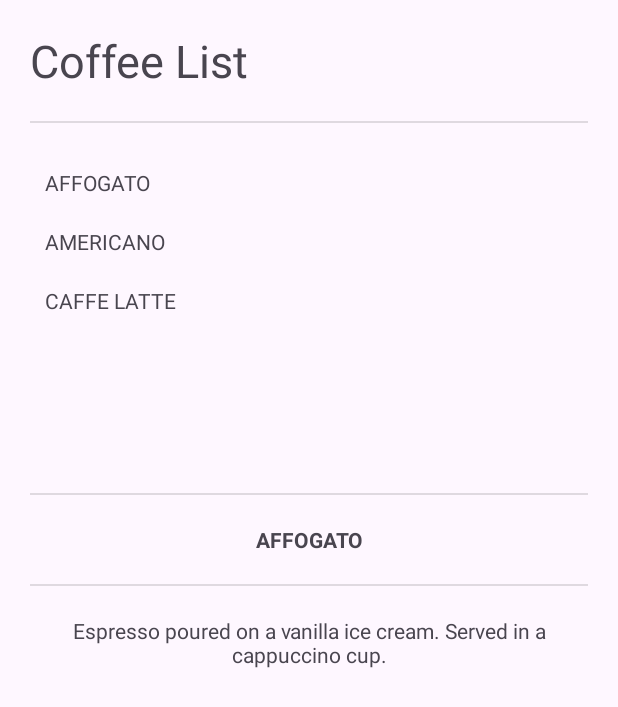
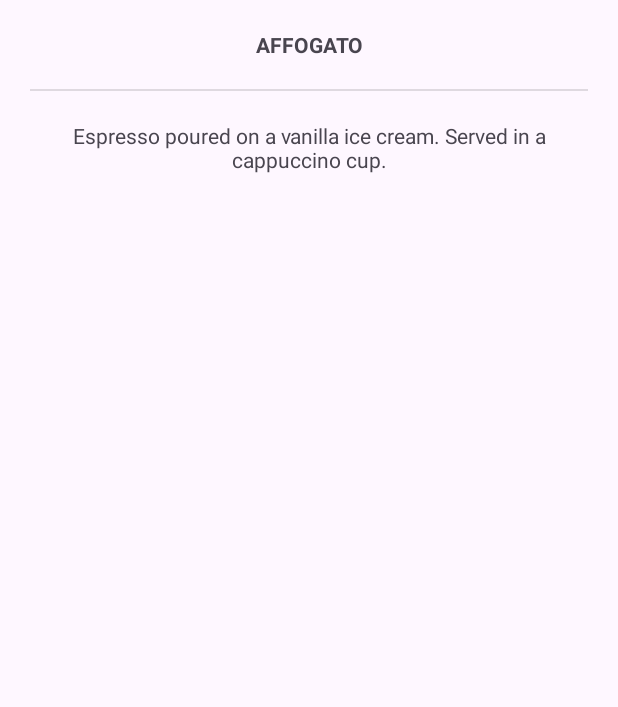
Before and after one commit to levonchka/LAB_WEEK_03, an Android app: the screen it shows after launch (MainActivity), after a tap on "AFFOGATO", on a phone screen of 412 x 824 dp. Shown: the top 707 px of the screen. Run offline under Robolectric (Android 15) with nearby library versions, the phone set to English and light mode, and no system bars.

Commit message:
Commit No. 3 – use dynamic fragment

```diff
--- a/app/build.gradle.kts
+++ b/app/build.gradle.kts
@@ -36,12 +36,15 @@ android {
 }
 
 dependencies {
+    implementation(libs.androidx.navigation.fragment.ktx)
+    implementation(libs.androidx.navigation.ui.ktx)
 
     implementation(libs.androidx.core.ktx)
     implementation(libs.androidx.appcompat)
     implementation(libs.material)
     implementation(libs.androidx.activity)
     implementation(libs.androidx.constraintlayout)
+
     testImplementation(libs.junit)
     androidTestImplementation(libs.androidx.junit)
     androidTestImplementation(libs.androidx.espresso.core)
--- a/app/src/main/java/com/example/lab_week_03/DetailFragment.kt
+++ b/app/src/main/java/com/example/lab_week_03/DetailFragment.kt
@@ -9,18 +9,11 @@ import androidx.fragment.app.Fragment
 
 class DetailFragment : Fragment() {
 
-    private var param1: String? = null
-    private var param2: String? = null
-
     private val coffeeTitle: TextView? get() = view?.findViewById(R.id.coffee_title)
     private val coffeeDesc: TextView? get() = view?.findViewById(R.id.coffee_desc)
 
     override fun onCreate(savedInstanceState: Bundle?) {
         super.onCreate(savedInstanceState)
-        arguments?.let {
-            param1 = it.getString(ARG_PARAM1)
-            param2 = it.getString(ARG_PARAM2)
-        }
     }
 
     override fun onCreateView(
@@ -28,6 +21,13 @@ class DetailFragment : Fragment() {
         savedInstanceState: Bundle?
     ): View? {
         return inflater.inflate(R.layout.fragment_detail, container, false)
+    }
+
+    override fun onViewCreated(view: View, savedInstanceState: Bundle?) {
+        super.onViewCreated(view, savedInstanceState)
+
+        val coffeeId = arguments?.getInt(COFFEE_ID, 0) ?: 0
+        setCoffeeData(coffeeId)
     }
 
     fun setCoffeeData(id: Int) {
@@ -48,16 +48,12 @@ class DetailFragment : Fragment() {
     }
 
     companion object {
-        private const val ARG_PARAM1 = "param1"
-        private const val ARG_PARAM2 = "param2"
+        private const val COFFEE_ID = "COFFEE_ID"
 
-        @JvmStatic
-        fun newInstance(param1: String, param2: String) =
-            DetailFragment().apply {
-                arguments = Bundle().apply {
-                    putString(ARG_PARAM1, param1)
-                    putString(ARG_PARAM2, param2)
-                }
+        fun newInstance(coffeeId: Int) = DetailFragment().apply {
+            arguments = Bundle().apply {
+                putInt(COFFEE_ID, coffeeId)
             }
+        }
     }
 }
--- a/app/src/main/java/com/example/lab_week_03/MainActivity.kt
+++ b/app/src/main/java/com/example/lab_week_03/MainActivity.kt
@@ -1,15 +1,15 @@
 package com.example.lab_week_03
 
 import android.os.Bundle
-import androidx.activity.enableEdgeToEdge
 import androidx.appcompat.app.AppCompatActivity
 import androidx.core.view.ViewCompat
 import androidx.core.view.WindowInsetsCompat
+import androidx.fragment.app.FragmentContainerView
+import androidx.activity.enableEdgeToEdge
 
 interface CoffeeListener {
     fun onSelected(id: Int)
 }
-
 class MainActivity : AppCompatActivity(), CoffeeListener {
 
     override fun onCreate(savedInstanceState: Bundle?) {
@@ -17,16 +17,33 @@ class MainActivity : AppCompatActivity(), CoffeeListener {
         enableEdgeToEdge()
         setContentView(R.layout.activity_main)
 
-        ViewCompat.setOnApplyWindowInsetsListener(findViewById(R.id.main)) { v, insets ->
+        ViewCompat.setOnApplyWindowInsetsListener(findViewById(R.id.fragment_container)) { v, insets ->
             val systemBars = insets.getInsets(WindowInsetsCompat.Type.systemBars())
             v.setPadding(systemBars.left, systemBars.top, systemBars.right, systemBars.bottom)
             insets
         }
+
+        if (savedInstanceState == null) {
+            findViewById<FragmentContainerView>(R.id.fragment_container).let { containerLayout ->
+                val listFragment = ListFragment()
+                supportFragmentManager.beginTransaction()
+                    .add(containerLayout.id, listFragment)
+                    .commit()
+            }
+        }
     }
 
     override fun onSelected(id: Int) {
-        val detailFragment = supportFragmentManager
-            .findFragmentById(R.id.fragment_detail) as DetailFragment
-        detailFragment.setCoffeeData(id)
+        // val detailFragment = supportFragmentManager
+        //     .findFragmentById(R.id.fragment_detail)
+        //     as DetailFragment
+        // detailFragment.setCoffeeData(id)
+
+        findViewById<FragmentContainerView>(R.id.fragment_container).let { containerLayout ->
+            val detailFragment = DetailFragment.newInstance(id)
+            supportFragmentManager.beginTransaction()
+                .replace(containerLayout.id, detailFragment)
+                .commit()
+        }
     }
 }
--- a/app/src/main/res/layout/activity_main.xml
+++ b/app/src/main/res/layout/activity_main.xml
@@ -1,35 +1,6 @@
 <?xml version="1.0" encoding="utf-8"?>
-<LinearLayout
+<androidx.fragment.app.FragmentContainerView
     xmlns:android="http://schemas.android.com/apk/res/android"
-    xmlns:app="http://schemas.android.com/apk/res-auto"
-    xmlns:tools="http://schemas.android.com/tools"
-    android:id="@+id/main"
-    android:layout_width="match_parent"
+    android:id="@+id/fragment_container"
     android:layout_height="match_parent"
-    android:orientation="vertical"
-    tools:context=".MainActivity">
-
-    <!-- List Fragment -->
-    <androidx.fragment.app.FragmentContainerView
-        android:id="@+id/fragment_list"
-        android:name="com.example.lab_week_03.ListFragment"
-        android:layout_width="match_parent"
-        android:layout_height="0dp"
-        android:layout_weight="2" />
-
-    <!-- Divider -->
-    <View
-        android:layout_width="match_parent"
-        android:layout_height="1dp"
-        android:layout_marginHorizontal="20dp"
-        android:background="?android:attr/dividerVertical" />
-
-    <!-- Detail Fragment -->
-    <androidx.fragment.app.FragmentContainerView
-        android:id="@+id/fragment_detail"
-        android:name="com.example.lab_week_03.DetailFragment"
-        android:layout_width="match_parent"
-        android:layout_height="0dp"
-        android:layout_weight="3" />
-
-</LinearLayout>
+    android:layout_width="match_parent"/>
--- a/gradle/libs.versions.toml
+++ b/gradle/libs.versions.toml
@@ -9,6 +9,7 @@ appcompat = "1.7.1"
 material = "1.13.0"
 activity = "1.11.0"
 constraintlayout = "2.2.1"
+navigation = "2.7.7"   # ➕ tambahin ini
 
 [libraries]
 androidx-core-ktx = { group = "androidx.core", name = "core-ktx", version.ref = "coreKtx" }
@@ -20,6 +21,10 @@ material = { group = "com.google.android.material", name = "material", version.r
 androidx-activity = { group = "androidx.activity", name = "activity", version.ref = "activity" }
 androidx-constraintlayout = { group = "androidx.constraintlayout", name = "constraintlayout", version.ref = "constraintlayout" }
 
+# ➕ tambahin ini
+androidx-navigation-fragment-ktx = { group = "androidx.navigation", name = "navigation-fragment-ktx", version.ref = "navigation" }
+androidx-navigation-ui-ktx = { group = "androidx.navigation", name = "navigation-ui-ktx", version.ref = "navigation" }
+
 [plugins]
 android-application = { id = "com.android.application", version.ref = "agp" }
 kotlin-android = { id = "org.jetbrains.kotlin.android", version.ref = "kotlin" }
```
